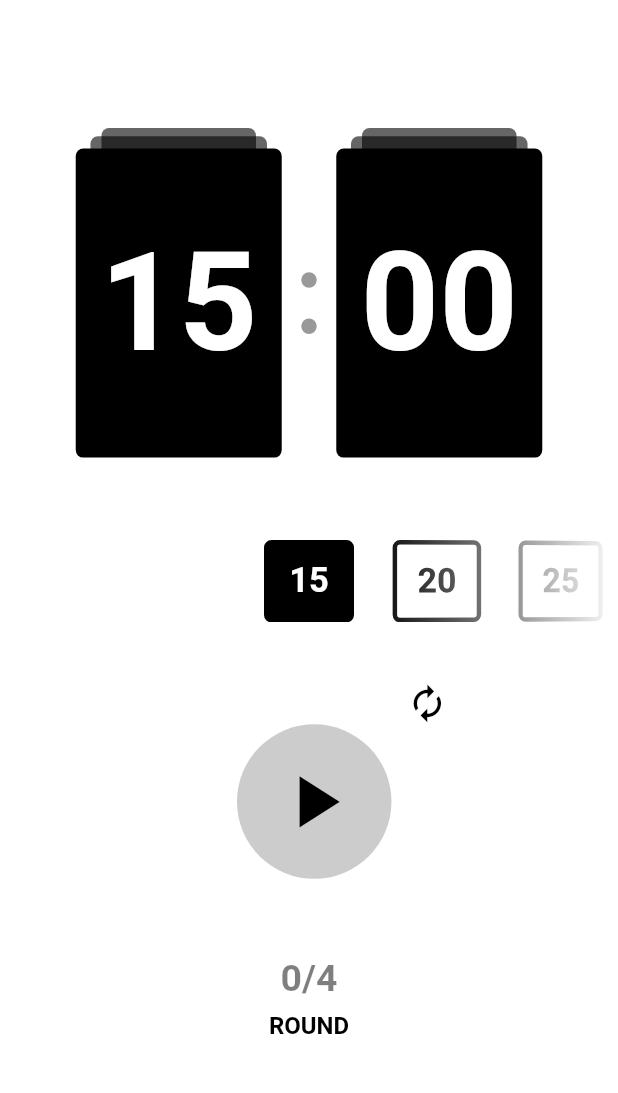
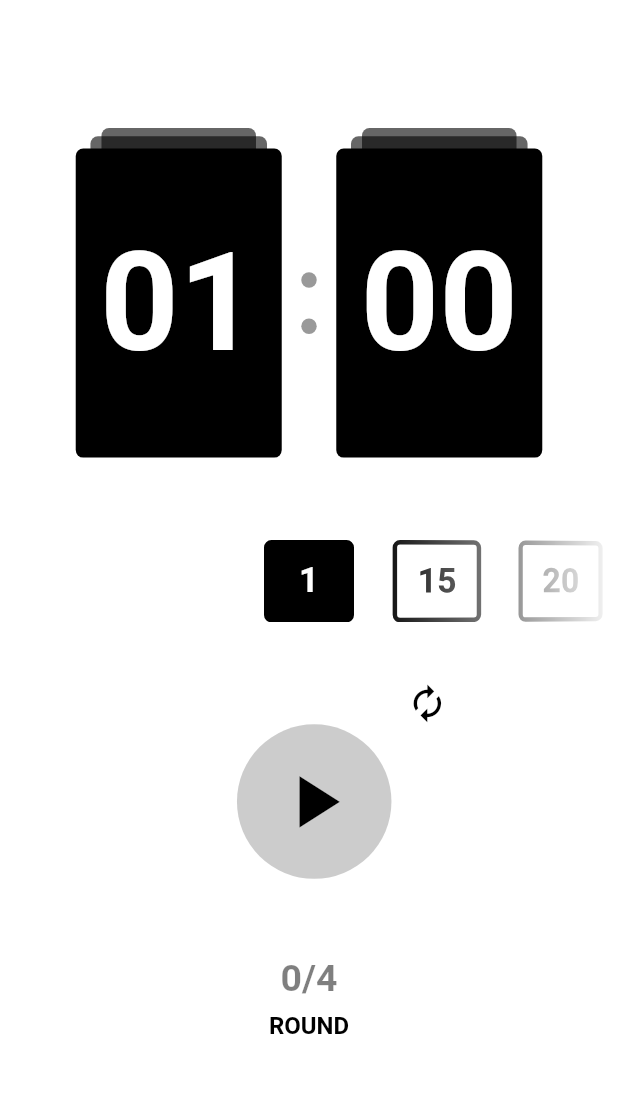
Before and after one commit to JadeKim042386/pomotimer, a Flutter app: the screen it shows after launch, on a phone screen of 412 x 824 dp, the part 59-1152 px from its top. Run offline on Flutter 3.47's test engine with Material 2 defaults, Android fonts, the phone set to English and light mode, and no system bars; our stand-ins replace equatable, flutter_bloc, flutter_local_notifications, google_mobile_ads, permission_handler, rxdart and 3 more; missing offline and left inert: flutter_background_service, flutter_background_service_android; network calls fail.

Commit message:
fix: setting type round

```diff
--- a/lib/blocs/time_bloc.dart
+++ b/lib/blocs/time_bloc.dart
@@ -22,7 +22,7 @@ class TimerBloc extends Bloc<TimerEvent, TimerState> {
     on<TimerTicked>(_onTicked);
   }
 
-  static const List<int> times = [15, 20, 25, 30, 35];
+  static const List<int> times = [1, 15, 20, 25, 30, 35];
   final Ticker _ticker;
   final SharedPreferences prefs;
   final int initDuration;
--- a/lib/screens/home_screen.dart
+++ b/lib/screens/home_screen.dart
@@ -117,7 +117,7 @@ class _HomeScreenState extends State<HomeScreen> {
       if (settingType == 0) {
         return '$round/${getFromRepo('totalRound')}';
       } else if (settingType == 1) {
-        return '${timeToString(time, true)}/${timeToString(getFromRepo('totalWorkingTime') - (((getFromRepo('breakTime') - 3) ~/ 60) * getFromRepo('totalRound')), true)}';
+        return '${timeToString(time, false)}/${timeToString(getFromRepo('totalWorkingTime') - (((getFromRepo('breakTime') - 3) ~/ 60) * getFromRepo('totalRound')), true)}';
       } else if (settingType == 2) {
         final List<CustomTimeModel> customTimeModels =
             context.read<VariableRepository>().getCustomTimeModels();
@@ -306,7 +306,8 @@ class _HomeScreenState extends State<HomeScreen> {
               if (isBreakTime) {
                 showAlertScreen('Break Time!');
               }
-            } else if (!state.isBreak && (index != 0 || time != 0)) {
+            } else if (!state.isBreak &&
+                (index != 0 || time != 0 || round != 0)) {
               showAlertScreen('Working Time!');
               context.read<TimerBloc>().add(TimerStarted(
                     duration: getDuration(),
@@ -316,9 +317,7 @@ class _HomeScreenState extends State<HomeScreen> {
           },
           builder: (context, state) {
             // reset when complete
-            if ((state.duration == getFromRepo('breakTime') ||
-                    state.duration == 0) &&
-                state.isBreak) {
+            if (state.duration == 0 && state.isBreak) {
               final int settingType = getFromRepo('settingType');
               final int totalRound = getFromRepo('totalRound');
               final int breakTime = getFromRepo('breakTime') == 0
@@ -575,8 +574,16 @@ class _HomeScreenState extends State<HomeScreen> {
                         ],
                       ),
                     ),
+                  if (state.isBreak)
+                    Padding(
+                      padding: const EdgeInsets.only(bottom: 30),
+                      child: Icon(
+                        Icons.emoji_food_beverage_rounded,
+                        size: MediaQuery.of(context).size.width / 5,
+                        color: Colors.black,
+                      ),
+                    ),
                   // Progress Section
-
                   Row(
                     mainAxisAlignment: MainAxisAlignment.center,
                     children: [
```
